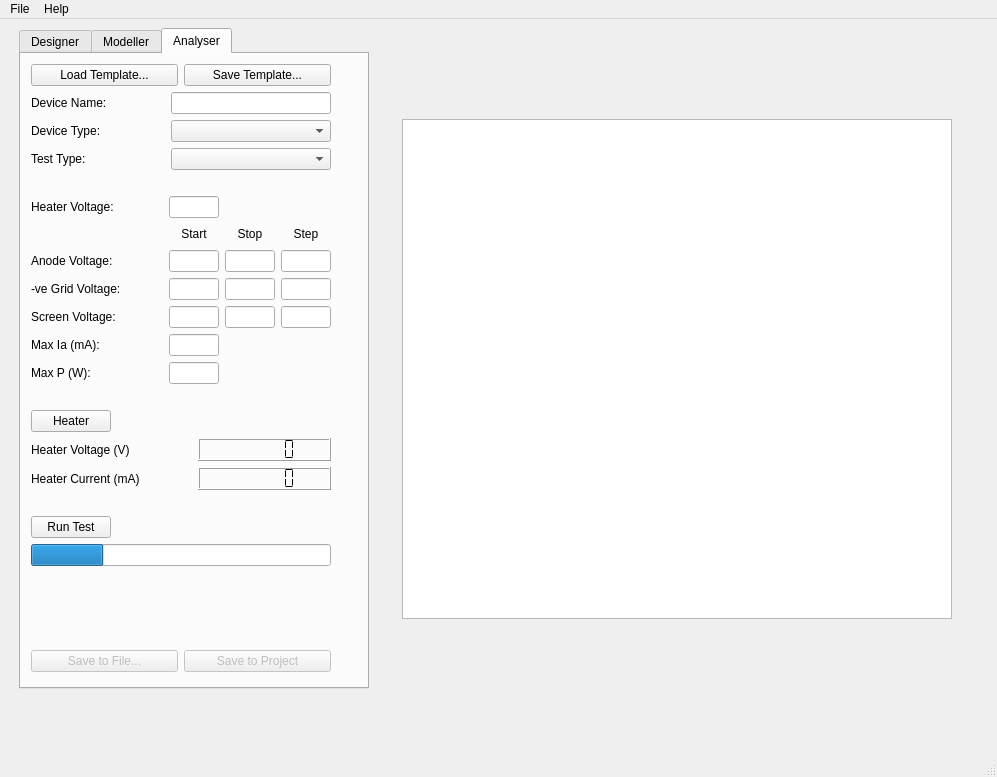
Qt form valveworkbench.ui (Lizardboy2390/ValveWorkbench) before a commit.
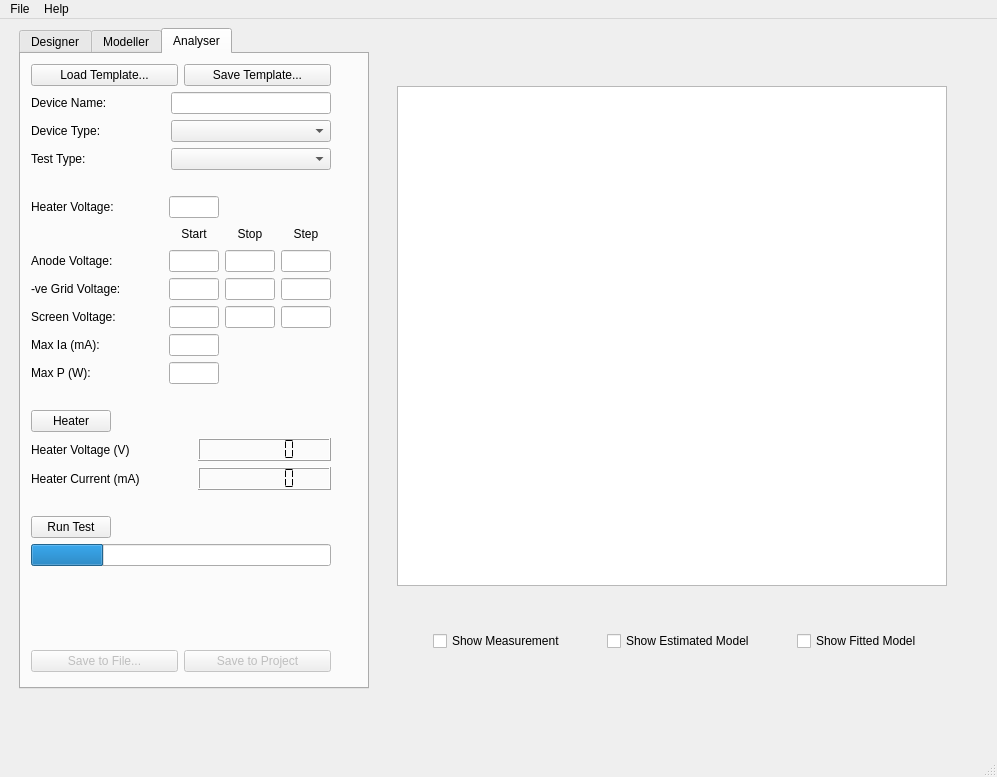
The same form after that commit. The open tabs and pages were chosen to show the change.

```diff
--- a/valveworkbench.ui
+++ b/valveworkbench.ui
@@ -1609,6 +1609,96 @@
          </property>
         </spacer>
        </item>
+       <item>
+        <layout class="QHBoxLayout" name="horizontalLayout_9">
+         <item>
+          <spacer name="horizontalSpacer_3">
+           <property name="orientation">
+            <enum>Qt::Horizontal</enum>
+           </property>
+           <property name="sizeHint" stdset="0">
+            <size>
+             <width>40</width>
+             <height>20</height>
+            </size>
+           </property>
+          </spacer>
+         </item>
+         <item>
+          <widget class="QCheckBox" name="measureCheck">
+           <property name="text">
+            <string>Show Measurement</string>
+           </property>
+          </widget>
+         </item>
+         <item>
+          <spacer name="horizontalSpacer_7">
+           <property name="orientation">
+            <enum>Qt::Horizontal</enum>
+           </property>
+           <property name="sizeHint" stdset="0">
+            <size>
+             <width>40</width>
+             <height>20</height>
+            </size>
+           </property>
+          </spacer>
+         </item>
+         <item>
+          <widget class="QCheckBox" name="estCheck">
+           <property name="text">
+            <string>Show Estimated Model</string>
+           </property>
+          </widget>
+         </item>
+         <item>
+          <spacer name="horizontalSpacer_8">
+           <property name="orientation">
+            <enum>Qt::Horizontal</enum>
+           </property>
+           <property name="sizeHint" stdset="0">
+            <size>
+             <width>40</width>
+             <height>20</height>
+            </size>
+           </property>
+          </spacer>
+         </item>
+         <item>
+          <widget class="QCheckBox" name="modelCheck">
+           <property name="text">
+            <string>Show Fitted Model</string>
+           </property>
+          </widget>
+         </item>
+         <item>
+          <spacer name="horizontalSpacer_6">
+           <property name="orientation">
+            <enum>Qt::Horizontal</enum>
+           </property>
+           <property name="sizeHint" stdset="0">
+            <size>
+             <width>40</width>
+             <height>20</height>
+            </size>
+           </property>
+          </spacer>
+         </item>
+        </layout>
+       </item>
+       <item>
+        <spacer name="verticalSpacer_5">
+         <property name="orientation">
+          <enum>Qt::Vertical</enum>
+         </property>
+         <property name="sizeHint" stdset="0">
+          <size>
+           <width>20</width>
+           <height>40</height>
+          </size>
+         </property>
+        </spacer>
+       </item>
       </layout>
      </item>
      <item>
```
Left out of the diff: 2 changed lines with no effect on the pictures.
